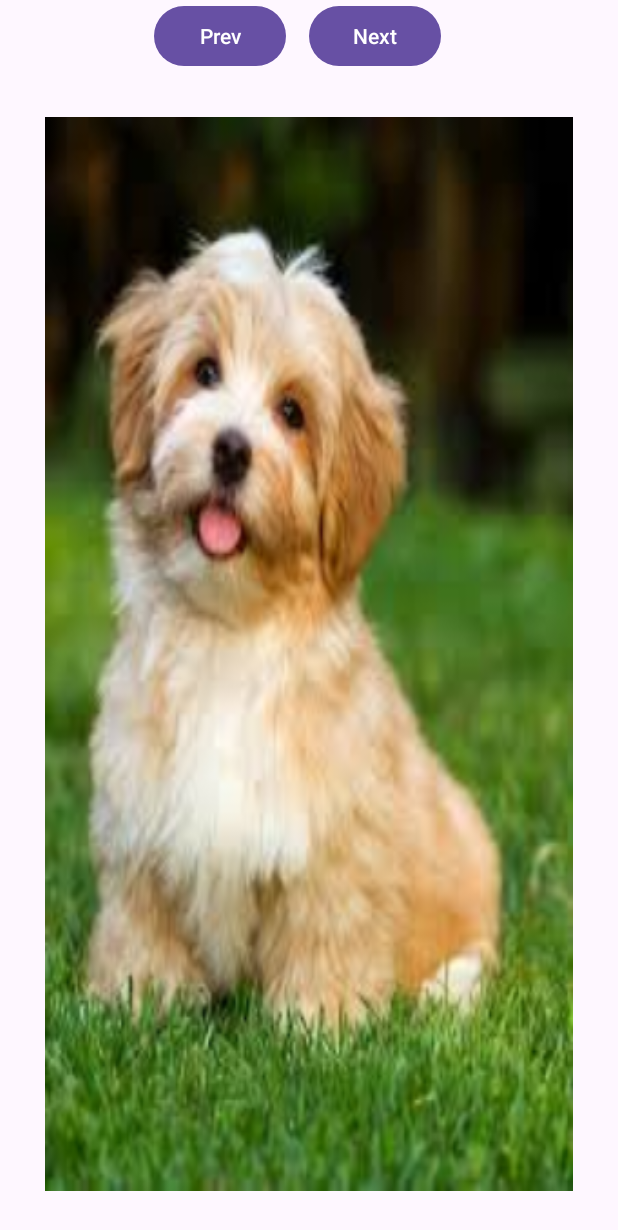
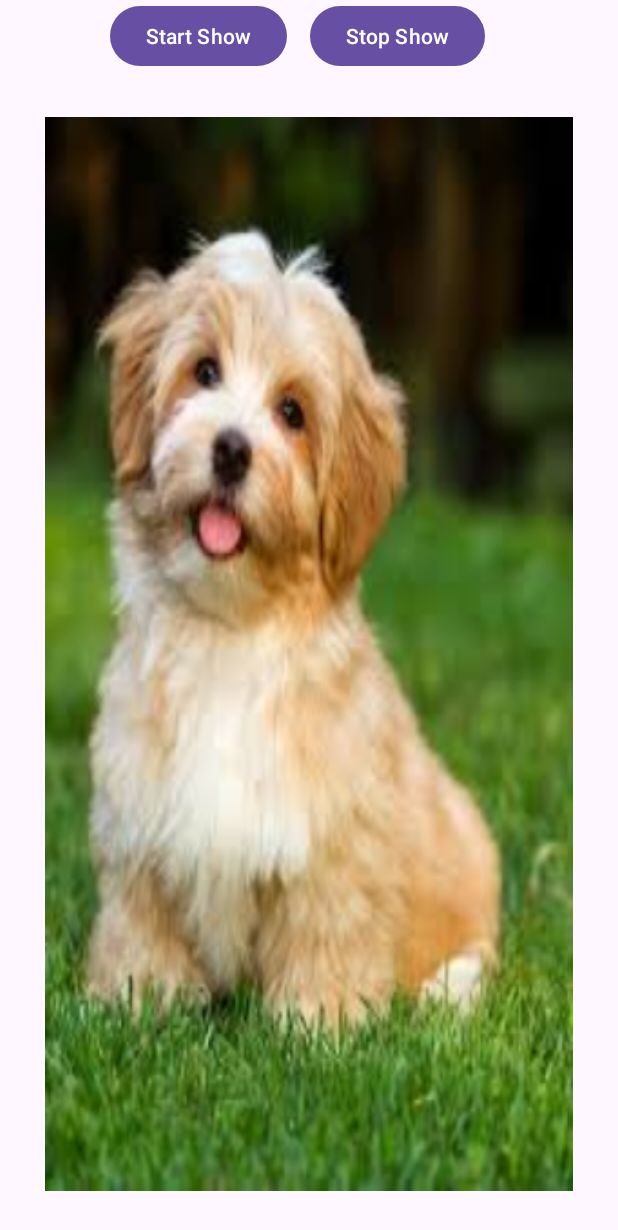
Before and after one commit to PlaskF/ViewFlipperTest, an Android app: the screen it shows after launch (MainActivity), on a phone screen of 412 x 824 dp. Shown: the top 1230 px of the screen. Run offline under Robolectric (Android 15) with nearby library versions, the phone set to English and light mode, and no system bars.

Commit message:
ViewFlipper 직접풀어보기 6-2

```diff
--- a/app/src/main/java/kr/ac/kopo/viewflippertest/MainActivity.kt
+++ b/app/src/main/java/kr/ac/kopo/viewflippertest/MainActivity.kt
@@ -25,12 +25,13 @@ class MainActivity : AppCompatActivity() {
         btnNext.setOnClickListener(btnListener)
         btnPrev.setOnClickListener(btnListener)
 
+        vFlip.setFlipInterval(2000)
     }
 
     val btnListener = View.OnClickListener {
         when(it.id){
             R.id.btnNext -> vFlip.showNext()
-            R.id.btnPrev -> vFlip.showPrevious()
+            R.id.btnPrev -> vFlip.stopFlipping()
         }
     }
 }
--- a/app/src/main/res/layout/activity_main.xml
+++ b/app/src/main/res/layout/activity_main.xml
@@ -18,13 +18,13 @@
             android:layout_width="wrap_content"
             android:layout_height="wrap_content"
             android:layout_marginRight="15dp"
-            android:text="Prev"/>
+            android:text="Start Show"/>
         <Button
             android:id="@+id/btnNext"
             android:layout_width="wrap_content"
             android:layout_height="wrap_content"
             android:layout_marginRight="15dp"
-            android:text="Next"/>
+            android:text="Stop Show"/>
     </LinearLayout>
 
     <ViewFlipper
```
